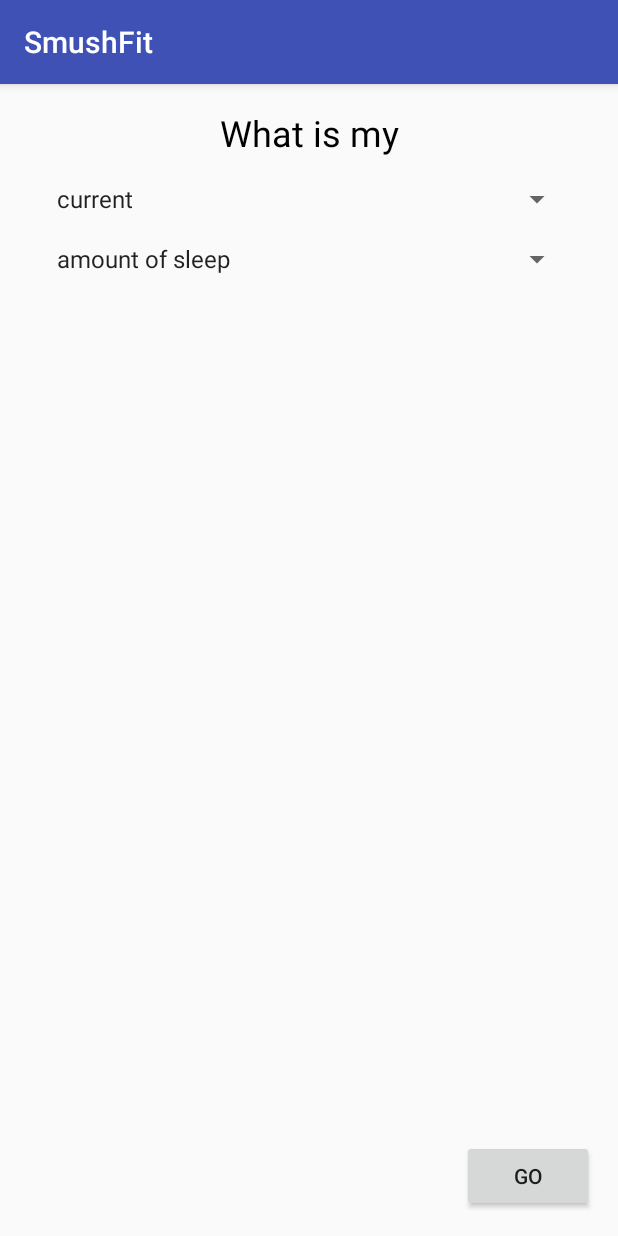
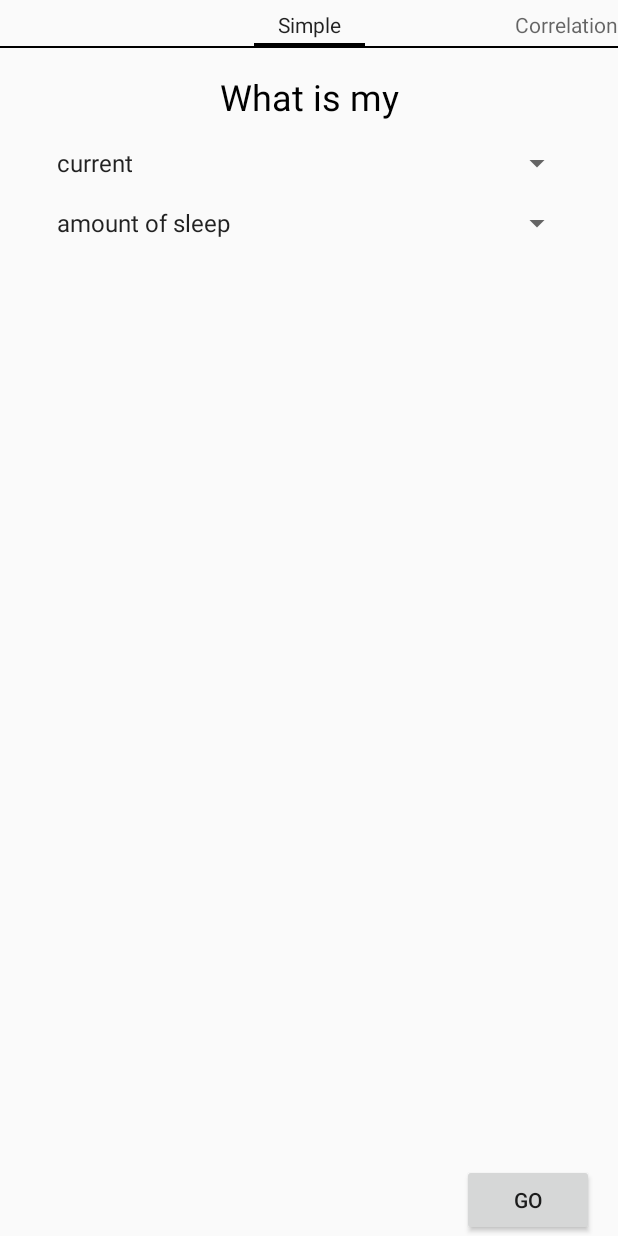
Before and after one commit to samhazeldine/SmushFit, an Android app: the screen it shows after launch (LookupActivity before the commit, LookupSlider after it), after a tap on "GO TO LOOKUP", on a phone screen of 412 x 824 dp. Run offline under Robolectric (Android 15) with nearby library versions, the phone set to English and light mode, and no system bars; libraries missing offline, so code that uses them is left out: com.opencsv, org.apache.commons; Roboto replaces fonts that are not available here; 20 statements that could not run were skipped.

```diff
--- a/app/build.gradle
+++ b/app/build.gradle
@@ -23,6 +23,7 @@ dependencies {
     implementation 'com.android.support.constraint:constraint-layout:1.0.2'
     implementation 'com.android.support:support-v4:26.1.0'
     implementation 'com.android.support:recyclerview-v7:26.1.0'
+    implementation 'com.android.support:design:26.1.0'
     testImplementation 'junit:junit:4.12'
     androidTestImplementation 'com.android.support.test:runner:1.0.1'
     androidTestImplementation 'com.android.support.test.espresso:espresso-core:3.0.1'
--- a/app/src/main/java/com/shazeldine/smushfit/LookupActivity.java
+++ b/app/src/main/java/com/shazeldine/smushfit/LookupActivity.java
@@ -1,61 +1,80 @@
 package com.shazeldine.smushfit;
 
 import android.content.Intent;
+import android.support.v4.app.Fragment;
+import android.support.v4.view.ViewPager;
 import android.support.v7.app.AppCompatActivity;
 import android.os.Bundle;
 import android.util.Log;
+import android.view.LayoutInflater;
 import android.view.View;
+import android.view.ViewGroup;
 import android.widget.ArrayAdapter;
+import android.widget.Button;
 import android.widget.Spinner;
 
 import java.util.ArrayList;
 import java.util.Arrays;
 import java.util.List;
 
-public class LookupActivity extends AppCompatActivity {
+public class LookupActivity extends Fragment implements View.OnClickListener {
     private NLGGenerator generator;
     private Lookup lookup;
     private String[] attributes;
 
+
+    public static LookupActivity newInstance() {
+        LookupActivity fragment = new LookupActivity();
+        return fragment;
+    }
+
     @Override
-    protected void onCreate(Bundle savedInstanceState) {
+    public void onCreate(Bundle savedInstanceState) {
         super.onCreate(savedInstanceState);
-        setContentView(R.layout.activity_lookup);
         generator = new NLGGenerator();
         lookup = new Lookup();
-        createSpinner();
-
     }
 
-    private void createSpinner() {
+    @Override
+    public View onCreateView(LayoutInflater inflater, ViewGroup container, Bundle savedInstanceState) {
+        ViewGroup view = (ViewGroup) inflater.inflate(R.layout.activity_lookup, container, false);
+        createSpinner(view);
+        Button button = (Button) view.findViewById(R.id.lookupButton);
+        button.setOnClickListener(this);
+        return view;
+    }
+
+    private void createSpinner(ViewGroup view) {
         //Creating insight spinner
         attributes = UserData.getAttributes();
+        Log.i("SMUSHFIT_TEST_TAG", "POSITION 1 REACHED");
         String[] attributesConverted = new String[attributes.length];
         for(int i=0; i < attributes.length; i++) {
             String s = generator.attributeConverter(attributes[i])[1];
             attributesConverted[i] = s;
             //TODO Need to add question mark without NULL being given.
         }
-        Spinner spinner = (Spinner) findViewById(R.id.insightSpinner);
+        Spinner spinner = (Spinner) view.findViewById(R.id.insightSpinner);
         List<String> spinnerData = Arrays.asList(attributesConverted);
-        ArrayAdapter<String> adapter = new ArrayAdapter<String>(this, android.R.layout.simple_spinner_item, spinnerData);
+        ArrayAdapter<String> adapter = new ArrayAdapter<>(this.getActivity(), android.R.layout.simple_spinner_item, spinnerData);
         adapter.setDropDownViewResource(android.R.layout.simple_spinner_dropdown_item);
         spinner.setAdapter(adapter);
 
         //Creating current/max/min/goal spinner
         String[] curMaxMinGoal = {"current", "maximum", "minimum", "average", "goal for"};
-        Spinner spinner2 = (Spinner) findViewById(R.id.currentSpinner);
+        Spinner spinner2 = (Spinner) view.findViewById(R.id.currentSpinner);
         List<String> spinnerData2 = Arrays.asList(curMaxMinGoal);
-        ArrayAdapter<String> adapter2 = new ArrayAdapter<>(this, android.R.layout.simple_spinner_item, spinnerData2);
+        ArrayAdapter<String> adapter2 = new ArrayAdapter<>(this.getActivity(), android.R.layout.simple_spinner_item, spinnerData2);
         adapter2.setDropDownViewResource(android.R.layout.simple_spinner_dropdown_item);
         spinner2.setAdapter(adapter2);
     }
 
-    public void findLookup(View view) {
-        Intent intent = new Intent(this, DisplayLookupResultActivity.class);
-        Spinner spinnerCurMaxMin = (Spinner) findViewById(R.id.currentSpinner);
+    @Override
+    public void onClick(View view) {
+        Intent intent = new Intent(getActivity(), DisplayLookupResultActivity.class);
+        Spinner spinnerCurMaxMin = (Spinner) getActivity().findViewById(R.id.currentSpinner);
         String type = spinnerCurMaxMin.getSelectedItem().toString();
-        Spinner spinnerInsight = (Spinner) findViewById(R.id.insightSpinner);
+        Spinner spinnerInsight = (Spinner) getActivity().findViewById(R.id.insightSpinner);
         int insightPos = spinnerInsight.getSelectedItemPosition();
         String generatedStatement = "";
         String selectedInsight = attributes[insightPos];
@@ -80,9 +99,10 @@ public class LookupActivity extends AppCompatActivity {
                 value = lookup.findMean(selectedInsight);
                 generatedStatement = generator.averageGenerator(selectedInsight, value);
                 break;
-            case "goal":
-                value = 0.0;
-                generatedStatement = generator.todayGoalGenerator(selectedInsight, "0", "0", "High");
+            case "goal for":
+                value = UserData.getGoalForAttribute(selectedInsight);
+                double currentValue = lookup.findCurrent(selectedInsight);
+                generatedStatement = generator.todayGoalGenerator(selectedInsight, value, currentValue, "High");
                 break;
 
         }
--- /dev/null
+++ b/app/src/main/java/com/shazeldine/smushfit/LookupSlider.java
@@ -0,0 +1,24 @@
+package com.shazeldine.smushfit;
+
+import android.os.Bundle;
+import android.support.design.widget.FloatingActionButton;
+import android.support.design.widget.Snackbar;
+import android.support.v4.app.FragmentPagerAdapter;
+import android.support.v4.view.ViewPager;
+import android.support.v7.app.AppCompatActivity;
+import android.support.v7.widget.Toolbar;
+import android.view.View;
+
+public class LookupSlider extends AppCompatActivity {
+
+    FragmentPagerAdapter adapterViewPager;
+    @Override
+    protected void onCreate(Bundle savedInstanceState) {
+        super.onCreate(savedInstanceState);
+        setContentView(R.layout.lookup_page_slider);
+        ViewPager pager = (ViewPager) findViewById(R.id.viewPager);
+        adapterViewPager = new LookupSliderAdapter(getSupportFragmentManager());
+        pager.setAdapter(adapterViewPager);
+    }
+
+}
--- /dev/null
+++ b/app/src/main/java/com/shazeldine/smushfit/LookupSliderAdapter.java
@@ -0,0 +1,46 @@
+package com.shazeldine.smushfit;
+
+import android.support.v4.app.Fragment;
+import android.support.v4.app.FragmentManager;
+import android.support.v4.app.FragmentPagerAdapter;
+
+/**
+ * Created by Samuel Hazeldine on 13/03/2018.
+ */
+
+public class LookupSliderAdapter extends FragmentPagerAdapter {
+    private static int NUM_ITEMS = 2;
+
+    public LookupSliderAdapter(FragmentManager fragmentManager) {
+        super(fragmentManager);
+    }
+
+    @Override
+    public int getCount() {
+        return NUM_ITEMS;
+    }
+
+    @Override
+    public Fragment getItem(int position) {
+        switch(position) {
+            case 0:
+                return LookupActivity.newInstance();
+            case 1:
+                return LookupActivity.newInstance();
+            default:
+                return null;
+        }
+    }
+
+    @Override
+    public CharSequence getPageTitle(int position) {
+        switch(position) {
+            case 0:
+                return "Simple";
+            case 1:
+                return "Correlation";
+            default:
+                return "LOL";
+        }
+    }
+}
--- a/app/src/main/java/com/shazeldine/smushfit/MainActivity.java
+++ b/app/src/main/java/com/shazeldine/smushfit/MainActivity.java
@@ -94,7 +94,7 @@ public class MainActivity extends AppCompatActivity {
     }
 
     public void goToLookupActivity(View view) {
-        Intent intent = new Intent(this, LookupActivity.class);
+        Intent intent = new Intent(this, LookupSlider.class);
         startActivity(intent);
     }
 }
--- a/app/src/main/java/com/shazeldine/smushfit/NLGGenerator.java
+++ b/app/src/main/java/com/shazeldine/smushfit/NLGGenerator.java
@@ -280,17 +280,20 @@ public class NLGGenerator {
         return realiser.realiseSentence(p);
     }
 
+    //Generates statement for today goal
+    public String todayGoalGenerator (String attr, String goal, String current, String highLow) {
+        String s = this.todayGoalGenerator(attr, Double.parseDouble(goal), Double.parseDouble(current), highLow);
+        return s;
+    }
 
     //Generates statement for today goal
-    public String todayGoalGenerator (String attr, String goal, String current, String highLow) {
-        double dGoal = Double.parseDouble(goal);
-        double dCurrent = Double.parseDouble(current);
+    public String todayGoalGenerator (String attr, double dGoal, double dCurrent, String highLow) {
         SPhraseSpec p = minMaxMeanGenerator(attr, dCurrent, "current");
         String[] convertedAttributes = attributeConverter(attr);
         SPhraseSpec p2 = nlgFactory.createClause();
 
         NPPhraseSpec subject = nlgFactory.createNounPhrase("your");
-        NPPhraseSpec object = nlgFactory.createNounPhrase("goal of " + goal + " " + convertedAttributes[0]);
+        NPPhraseSpec object = nlgFactory.createNounPhrase("goal of " + doubleToString(dGoal, attr) + " " + convertedAttributes[0]);
         subject.setPostModifier(object);
         p2.setSubject(subject);
 
--- a/app/src/main/java/com/shazeldine/smushfit/UserData.java
+++ b/app/src/main/java/com/shazeldine/smushfit/UserData.java
@@ -13,6 +13,8 @@ public class UserData {
 
     private static String[] attributes =
             {"sleep", "steps", "distracting_min", "events", "mood", "productive_min", "sleep_awakenings", "tracks"};
+    private static double[] goals =
+            {480.0, 10000.0, 30.0, -1.0, 5.0, 120.0, 2.0, 30.0};
 
     public static ArrayList<EntriesOfAttribute> getData() {
         return data;
@@ -22,6 +24,16 @@ public class UserData {
         return attributes;
     }
 
+    //Goals for a specific attribute.
+    //A goal of -1 means no goal is set.
+    public static double getGoalForAttribute(String attr) {
+        for (int i=0; i < attributes.length; i ++) {
+            if(attr.equals(attributes[i])) {
+                return goals[i];
+            }
+        }
+        return -1;
+    }
 
     //Add data to the correct EntriesOfAttribute
     public static void addDataForAttribute(String attribute, Entry entry) {
--- a/app/src/main/res/layout/activity_lookup.xml
+++ b/app/src/main/res/layout/activity_lookup.xml
@@ -1,9 +1,9 @@
 <?xml version="1.0" encoding="utf-8"?>
 <android.support.constraint.ConstraintLayout xmlns:android="http://schemas.android.com/apk/res/android"
     xmlns:app="http://schemas.android.com/apk/res-auto"
-    xmlns:tools="http://schemas.android.com/tools"
     android:layout_width="match_parent"
     android:layout_height="match_parent"
+    xmlns:tools="http://schemas.android.com/tools"
     tools:context="com.shazeldine.smushfit.LookupActivity">
 
     <TextView
@@ -41,9 +41,8 @@
         android:id="@+id/lookupButton"
         android:layout_width="wrap_content"
         android:layout_height="wrap_content"
-        android:layout_marginBottom="16dp"
         android:layout_marginRight="16dp"
-        android:onClick="findLookup"
+        android:onClick="onClick"
         android:text="Go"
         app:layout_constraintBottom_toBottomOf="parent"
         app:layout_constraintRight_toRightOf="parent" />
--- /dev/null
+++ b/app/src/main/res/layout/lookup_page_slider.xml
@@ -0,0 +1,12 @@
+<?xml version="1.0" encoding="utf-8"?>
+<android.support.v4.view.ViewPager xmlns:android="http://schemas.android.com/apk/res/android"
+    xmlns:tools="http://schemas.android.com/tools"
+    android:id="@+id/viewPager"
+    android:layout_width="match_parent"
+    android:layout_height="match_parent" >
+        <android.support.v4.view.PagerTabStrip
+        android:id="@+id/pager_header"
+        android:layout_width="match_parent"
+        android:layout_height="wrap_content"
+        android:layout_gravity="top" />
+</android.support.v4.view.ViewPager>
--- a/app/src/main/res/values/dimens.xml
+++ b/app/src/main/res/values/dimens.xml
@@ -1,4 +1,5 @@
 <?xml version="1.0" encoding="utf-8"?>
 <resources>
     <dimen name="text_margin">16dp</dimen>
+    <dimen name="fab_margin">16dp</dimen>
 </resources>
--- a/app/src/main/res/values/strings.xml
+++ b/app/src/main/res/values/strings.xml
@@ -1,3 +1,7 @@
 <resources>
     <string name="app_name">SmushFit</string>
+
+    <!-- TODO: Remove or change this placeholder text -->
+    <string name="hello_blank_fragment">Hello blank fragment</string>
+    <string name="title_activity_lookup_slider">LookupSlider</string>
 </resources>
--- a/app/src/main/res/values/styles.xml
+++ b/app/src/main/res/values/styles.xml
@@ -8,4 +8,13 @@
         <item name="colorAccent">@color/colorAccent</item>
     </style>
 
+    <style name="AppTheme.NoActionBar">
+        <item name="windowActionBar">false</item>
+        <item name="windowNoTitle">true</item>
+    </style>
+
+    <style name="AppTheme.AppBarOverlay" parent="ThemeOverlay.AppCompat.Dark.ActionBar" />
+
+    <style name="AppTheme.PopupOverlay" parent="ThemeOverlay.AppCompat.Light" />
+
 </resources>
```
Also changed, not shown: app/src/main/AndroidManifest.xml (+8 -2 lines).
